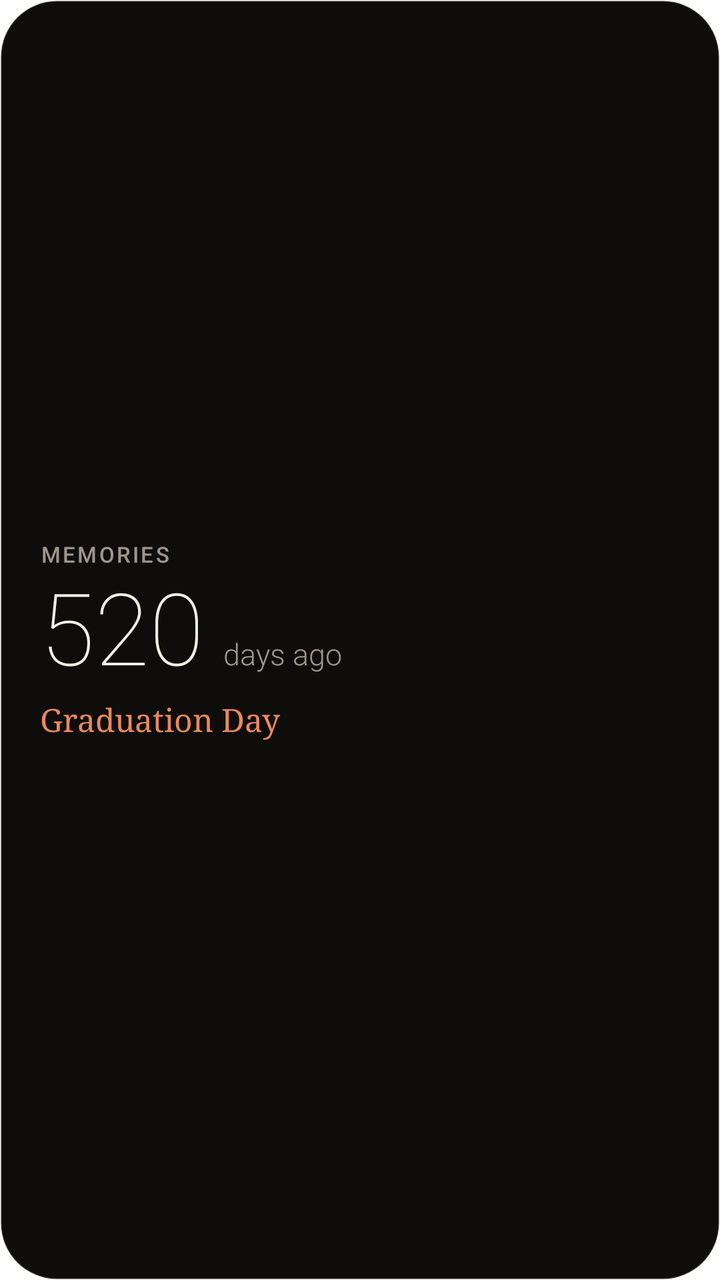
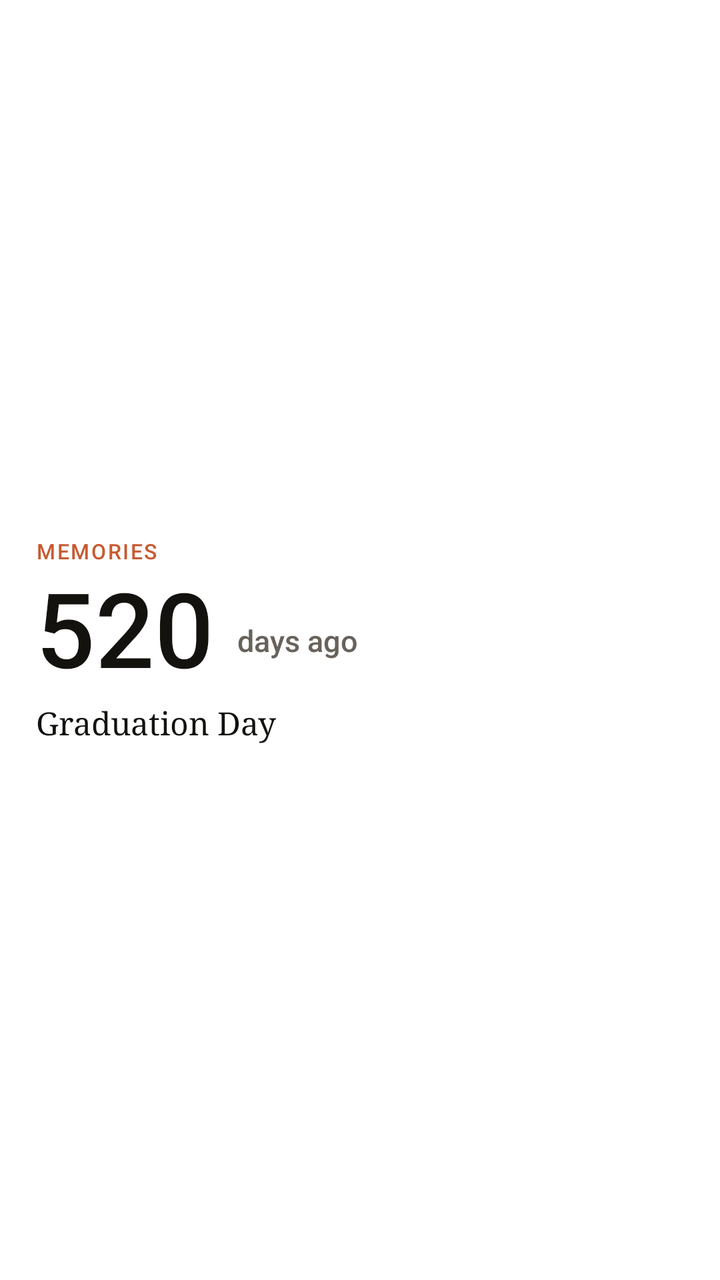

The first picture is an Android layout as it rendered before a commit; the second is the same layout after the commit. The layout source and the unified diff follow.
<!-- AndroidManifest.xml: fallback theme Theme.MaterialComponents.DayNight.NoActionBar -->
<!-- res/layout/widget_then_moment.xml -->
<?xml version="1.0" encoding="utf-8"?>
<LinearLayout xmlns:android="http://schemas.android.com/apk/res/android"
    android:id="@+id/widget_root"
    android:layout_width="match_parent"
    android:layout_height="match_parent"
    android:orientation="vertical"
    android:gravity="center_vertical"
    android:padding="20dp"
    android:background="@drawable/widget_background_dark">

    <TextView
        android:id="@+id/then_header"
        android:layout_width="wrap_content"
        android:layout_height="wrap_content"
        android:text="MEMORIES"
        android:textSize="11sp"
        android:fontFamily="sans-serif-medium"
        android:textColor="#9E968D"
        android:letterSpacing="0.1" />

    <LinearLayout
        android:layout_width="wrap_content"
        android:layout_height="wrap_content"
        android:orientation="horizontal"
        android:gravity="bottom"
        android:layout_marginTop="2dp">

        <TextView
            android:id="@+id/then_days"
            android:layout_width="wrap_content"
            android:layout_height="wrap_content"
            android:text="520"
            android:textSize="50sp"
            android:fontFamily="sans-serif-thin"
            android:textColor="#F4EFE8"
            android:includeFontPadding="false" />

        <TextView
            android:layout_width="wrap_content"
            android:layout_height="wrap_content"
            android:text=" days ago"
            android:textSize="15sp"
            android:fontFamily="sans-serif-light"
            android:textColor="#9E968D"
            android:layout_marginStart="6dp" />
    </LinearLayout>

    <TextView
        android:id="@+id/then_title"
        android:layout_width="wrap_content"
        android:layout_height="wrap_content"
        android:text="Graduation Day"
        android:textSize="16sp"
        android:fontFamily="serif"
        android:textColor="#E8895A"
        android:layout_marginTop="4dp"
        android:maxLines="1"
        android:ellipsize="end" />
</LinearLayout>
<!-- resources referenced by this layout -->
<resources>
  <!-- drawable widget_background_dark (drawable) -->
  <?xml version="1.0" encoding="utf-8"?>
  <shape xmlns:android="http://schemas.android.com/apk/res/android"
      android:shape="rectangle">
      <solid android:color="#0F0D0B" />
      <corners android:radius="28dp" />
      <stroke android:width="1dp" android:color="#1FFFFFFF" />
  </shape>
</resources>

<!-- the commit's change to res/layout/widget_then_moment.xml (unified diff, before → after) -->
@@ -1,59 +1,70 @@
 <?xml version="1.0" encoding="utf-8"?>
-<LinearLayout xmlns:android="http://schemas.android.com/apk/res/android"
+<FrameLayout xmlns:android="http://schemas.android.com/apk/res/android"
     android:id="@+id/widget_root"
     android:layout_width="match_parent"
-    android:layout_height="match_parent"
-    android:orientation="vertical"
-    android:gravity="center_vertical"
-    android:padding="20dp"
-    android:background="@drawable/widget_background_dark">
+    android:layout_height="match_parent">
 
-    <TextView
-        android:id="@+id/then_header"
-        android:layout_width="wrap_content"
-        android:layout_height="wrap_content"
-        android:text="MEMORIES"
-        android:textSize="11sp"
-        android:fontFamily="sans-serif-medium"
-        android:textColor="#9E968D"
-        android:letterSpacing="0.1" />
+    <ImageView
+        android:id="@+id/widget_bg"
+        android:layout_width="match_parent"
+        android:layout_height="match_parent"
+        android:scaleType="fitXY" />
 
     <LinearLayout
-        android:layout_width="wrap_content"
-        android:layout_height="wrap_content"
-        android:orientation="horizontal"
-        android:gravity="bottom"
-        android:layout_marginTop="2dp">
+        android:layout_width="match_parent"
+        android:layout_height="match_parent"
+        android:orientation="vertical"
+        android:gravity="center_vertical"
+        android:padding="18dp">
 
         <TextView
-            android:id="@+id/then_days"
+            android:id="@+id/then_header"
             android:layout_width="wrap_content"
             android:layout_height="wrap_content"
-            android:text="520"
-            android:textSize="50sp"
-            android:fontFamily="sans-serif-thin"
-            android:textColor="#F4EFE8"
-            android:includeFontPadding="false" />
+            android:text="MEMORIES"
+            android:textSize="10.5sp"
+            android:fontFamily="sans-serif-medium"
+            android:textColor="#C85A32"
+            android:letterSpacing="0.08" />
+
+        <LinearLayout
+            android:layout_width="wrap_content"
+            android:layout_height="wrap_content"
+            android:orientation="horizontal"
+            android:gravity="bottom"
+            android:layout_marginTop="3dp">
+
+            <TextView
+                android:id="@+id/then_days"
+                android:layout_width="wrap_content"
+                android:layout_height="wrap_content"
+                android:text="520"
+                android:textSize="52sp"
+                android:fontFamily="sans-serif-medium"
+                android:textColor="#14120E"
+                android:includeFontPadding="false" />
+
+            <TextView
+                android:layout_width="wrap_content"
+                android:layout_height="wrap_content"
+                android:text=" days ago"
+                android:textSize="15sp"
+                android:fontFamily="sans-serif-medium"
+                android:textColor="#68625B"
+                android:layout_marginStart="8dp"
+                android:layout_marginBottom="8dp" />
+        </LinearLayout>
 
         <TextView
+            android:id="@+id/then_title"
             android:layout_width="wrap_content"
             android:layout_height="wrap_content"
-            android:text=" days ago"
-            android:textSize="15sp"
-            android:fontFamily="sans-serif-light"
-            android:textColor="#9E968D"
-            android:layout_marginStart="6dp" />
+            android:text="Graduation Day"
+            android:textSize="16sp"
+            android:fontFamily="serif"
+            android:textColor="#14120E"
+            android:layout_marginTop="4dp"
+            android:maxLines="1"
+            android:ellipsize="end" />
     </LinearLayout>
-
-    <TextView
-        android:id="@+id/then_title"
-        android:layout_width="wrap_content"
-        android:layout_height="wrap_content"
-        android:text="Graduation Day"
-        android:textSize="16sp"
-        android:fontFamily="serif"
-        android:textColor="#E8895A"
-        android:layout_marginTop="4dp"
-        android:maxLines="1"
-        android:ellipsize="end" />
-</LinearLayout>
+</FrameLayout>
<!-- resource entries referenced after the edit -->
@@ -1,12 +1,5 @@
 <!-- resources referenced by this layout -->
 <resources>
-  <!-- drawable widget_background_dark (drawable) -->
-  <?xml version="1.0" encoding="utf-8"?>
-  <shape xmlns:android="http://schemas.android.com/apk/res/android"
-      android:shape="rectangle">
-      <solid android:color="#0F0D0B" />
-      <corners android:radius="28dp" />
-      <stroke android:width="1dp" android:color="#1FFFFFFF" />
-  </shape>
+
 </resources>
 
